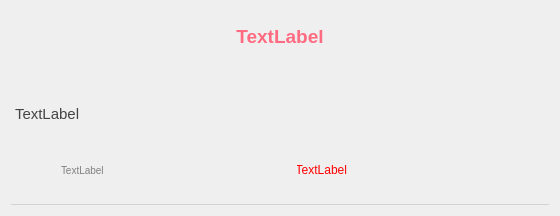
Qt form ui/singleDetailedPost.ui (FrenchFries-101/frontend) before a commit.
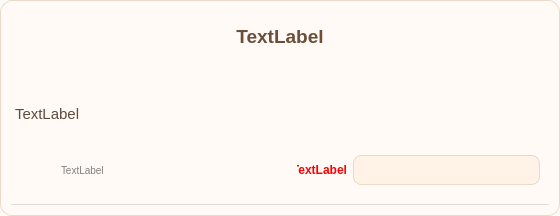
The same form after that commit.

What changed in the file:
```diff
--- a/ui/singleDetailedPost.ui
+++ b/ui/singleDetailedPost.ui
@@ -32,57 +32,52 @@
    <string>Form</string>
   </property>
   <property name="styleSheet">
-   <string notr="true">QWidget#post_simple QLabel#post_title {
+   <string notr="true">
+
+
+/* SingleDetailedPost - Warm Theme */
+QWidget#post_simple{
+    background: #fffaf5;
+    border: 1px solid #ead8c8;
+    border-radius: 12px;
+    padding: 12px;
+}
+
+QWidget#post_simple QLabel#post_title{
     font-size: 19px;
-    font-weight: 600;
-	color: rgb(255, 107, 129);
+    font-weight: 700;
+    color: #6b4f3b;
 }
-/* ================= 时间 ================= */
 
-QWidget#post_simple QLabel#auther_time {
-
-    font-size: 11px;
-    color: #999999;
+QWidget#post_simple QLabel#auther_time{
+    font-size: 12px;
+    color: #9b8c80;
 }
 
-
-/* ================= 回复内容 ================= */
-
-QWidget#post_simple QLabel#contents {
-
+QWidget#post_simple QLabel#contents{
     font-size: 15px;
-    color: #444444;
+    color: #5f4b3f;
     padding-top: 4px;
     padding-bottom: 4px;
 }
 
-
-/* ================= 点赞 ================= */
-
-QWidget#post_simple QLabel#post_likes {
-
+QWidget#post_simple QLabel#post_likes{
     font-size: 12px;
-    color: #ff6b81;
+    color: #e07a2f;
+    font-weight: 600;
 }
 
-
-/* ================= Like 按钮 ================= */
-
-QWidget#post_simple QPushButton {
-
-    border: none;
-    background: transparent;
-
-    font-size: 12px;
-    color: #999999;
+QWidget#post_simple QPushButton#like_button{
+    border: 1px solid #ead8c8;
+    background: #fff3e8;
+    border-radius: 8px;
 }
-
-
-/* hover 点赞按钮 */
-
-QWidget#post_simple QPushButton:hover {
-
-    color: #ff6b81;
+QWidget#post_simple QPushButton#like_button:hover{
+    background: #ffe9d6;
+    border: 1px solid #f2c39d;
+}
+QWidget#post_simple QPushButton#like_button:pressed{
+    background: #ffdcbf;
 }
 
 
```
